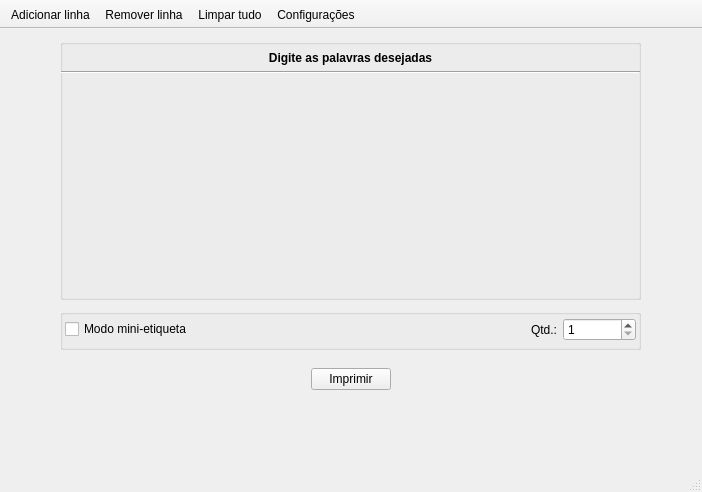
Old version of the form qlabelwindow.ui in the repository thiagoneo/QuickLabelEditor.
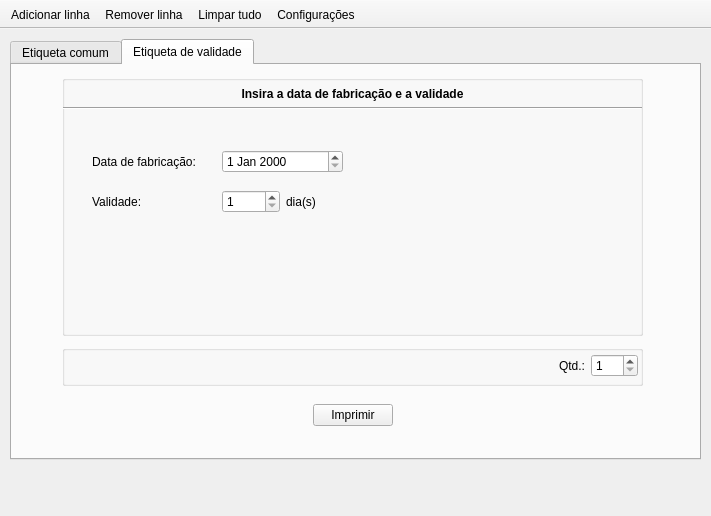
New version of the form. Icons and pictures are not drawn.

Commit message: deleted:    pyzplwindow.py 	modified:   qlabel.py 	modified:   qlabelwindow.py 	modified:   qlabelwindow.ui Adicionada a função de imprimir etiqueta de validade.

Diff of the .ui file:
```diff
--- a/qlabelwindow.ui
+++ b/qlabelwindow.ui
@@ -6,18 +6,123 @@
    <rect>
     <x>0</x>
     <y>0</y>
-    <width>702</width>
-    <height>492</height>
+    <width>711</width>
+    <height>516</height>
    </rect>
   </property>
   <property name="windowTitle">
    <string>MainWindow</string>
   </property>
   <widget class="QWidget" name="centralwidget">
+   <widget class="QTabWidget" name="tabWidget">
+    <property name="geometry">
+     <rect>
+      <x>10</x>
+      <y>10</y>
+      <width>691</width>
+      <height>421</height>
+     </rect>
+    </property>
+    <property name="tabShape">
+     <enum>QTabWidget::Rounded</enum>
+    </property>
+    <property name="currentIndex">
+     <number>1</number>
+    </property>
+    <widget class="QWidget" name="tab">
+     <attribute name="title">
+      <string>Etiqueta comum</string>
+     </attribute>
+     <widget class="QGroupBox" name="groupBox_2">
+      <property name="geometry">
+       <rect>
+        <x>50</x>
+        <y>280</y>
+        <width>581</width>
+        <height>41</height>
+       </rect>
+      </property>
+      <property name="title">
+       <string/>
+      </property>
+      <widget class="QWidget" name="horizontalLayoutWidget">
+       <property name="geometry">
+        <rect>
+         <x>0</x>
+         <y>0</y>
+         <width>581</width>
+         <height>41</height>
+        </rect>
+       </property>
+       <layout class="QHBoxLayout" name="horizontalLayout_1">
+        <property name="leftMargin">
+         <number>5</number>
+        </property>
+        <property name="topMargin">
+         <number>3</number>
+        </property>
+        <property name="rightMargin">
+         <number>5</number>
+        </property>
+        <property name="bottomMargin">
+         <number>3</number>
+        </property>
+        <item>
+         <widget class="QCheckBox" name="boxMiniEtiqueta">
+          <property name="text">
+           <string>Modo mini-etiqueta</string>
+          </property>
+         </widget>
+        </item>
+        <item>
+         <spacer name="horizontalSpacer">
+          <property name="orientation">
+           <enum>Qt::Horizontal</enum>
+          </property>
+          <property name="sizeType">
+           <enum>QSizePolicy::Preferred</enum>
+          </property>
+          <property name="sizeHint" stdset="0">
+           <size>
+            <width>285</width>
+            <height>20</height>
+           </size>
+          </property>
+         </spacer>
+        </item>
+        <item>
+         <widget class="QLabel" name="labelQtd">
+          <property name="layoutDirection">
+           <enum>Qt::LeftToRight</enum>
+          </property>
+          <property name="text">
+           <string>Qtd.:</string>
+          </property>
+          <property name="alignment">
+           <set>Qt::AlignRight|Qt::AlignTrailing|Qt::AlignVCenter</set>
+          </property>
+         </widget>
+        </item>
+        <item>
+         <widget class="QSpinBox" name="spinQtd">
+          <property name="minimum">
+           <number>1</number>
+          </property>
+          <property name="maximum">
+           <number>100</number>
+          </property>
+          <property name="value">
+           <number>1</number>
+          </property>
+         </widget>
+        </item>
+       </layout>
+      </widget>
+     </widget>
    <widget class="QGroupBox" name="groupBox">
     <property name="geometry">
      <rect>
-      <x>60</x>
+        <x>50</x>
       <y>10</y>
       <width>581</width>
       <height>261</height>
@@ -92,96 +197,10 @@
      </layout>
     </widget>
    </widget>
-   <widget class="QGroupBox" name="groupBox_2">
-    <property name="geometry">
-     <rect>
-      <x>60</x>
-      <y>280</y>
-      <width>581</width>
-      <height>41</height>
-     </rect>
-    </property>
-    <property name="title">
-     <string/>
-    </property>
-    <widget class="QWidget" name="horizontalLayoutWidget">
-     <property name="geometry">
-      <rect>
-       <x>0</x>
-       <y>0</y>
-       <width>581</width>
-       <height>41</height>
-      </rect>
-     </property>
-     <layout class="QHBoxLayout" name="horizontalLayout_1">
-      <property name="leftMargin">
-       <number>5</number>
-      </property>
-      <property name="topMargin">
-       <number>3</number>
-      </property>
-      <property name="rightMargin">
-       <number>5</number>
-      </property>
-      <property name="bottomMargin">
-       <number>3</number>
-      </property>
-      <item>
-       <widget class="QCheckBox" name="boxMiniEtiqueta">
-        <property name="text">
-         <string>Modo mini-etiqueta</string>
-        </property>
-       </widget>
-      </item>
-      <item>
-       <spacer name="horizontalSpacer">
-        <property name="orientation">
-         <enum>Qt::Horizontal</enum>
-        </property>
-        <property name="sizeType">
-         <enum>QSizePolicy::Preferred</enum>
-        </property>
-        <property name="sizeHint" stdset="0">
-         <size>
-          <width>285</width>
-          <height>20</height>
-         </size>
-        </property>
-       </spacer>
-      </item>
-      <item>
-       <widget class="QLabel" name="labelQtd">
-        <property name="layoutDirection">
-         <enum>Qt::LeftToRight</enum>
-        </property>
-        <property name="text">
-         <string>Qtd.:</string>
-        </property>
-        <property name="alignment">
-         <set>Qt::AlignRight|Qt::AlignTrailing|Qt::AlignVCenter</set>
-        </property>
-       </widget>
-      </item>
-      <item>
-       <widget class="QSpinBox" name="spinQtd">
-        <property name="minimum">
-         <number>1</number>
-        </property>
-        <property name="maximum">
-         <number>100</number>
-        </property>
-        <property name="value">
-         <number>1</number>
-        </property>
-       </widget>
-      </item>
-     </layout>
-    </widget>
-   </widget>
    <widget class="QWidget" name="horizontalLayoutWidget_2">
     <property name="geometry">
      <rect>
-      <x>60</x>
+        <x>50</x>
       <y>330</y>
       <width>581</width>
       <height>41</height>
@@ -231,6 +250,288 @@
     </layout>
    </widget>
   </widget>
+    <widget class="QWidget" name="tab_2">
+     <attribute name="title">
+      <string>Etiqueta de validade</string>
+     </attribute>
+     <widget class="QGroupBox" name="groupBox_3">
+      <property name="geometry">
+       <rect>
+        <x>50</x>
+        <y>10</y>
+        <width>581</width>
+        <height>261</height>
+       </rect>
+      </property>
+      <property name="title">
+       <string/>
+      </property>
+      <widget class="QWidget" name="verticalLayoutWidget_3">
+       <property name="geometry">
+        <rect>
+         <x>0</x>
+         <y>0</y>
+         <width>581</width>
+         <height>35</height>
+        </rect>
+       </property>
+       <layout class="QVBoxLayout" name="verticalLayout_3">
+        <property name="leftMargin">
+         <number>1</number>
+        </property>
+        <property name="topMargin">
+         <number>1</number>
+        </property>
+        <property name="rightMargin">
+         <number>1</number>
+        </property>
+        <item>
+         <widget class="QLabel" name="labelTypeWords_2">
+          <property name="lineWidth">
+           <number>1</number>
+          </property>
+          <property name="text">
+           <string>&lt;html&gt;&lt;head/&gt;&lt;body&gt;&lt;p&gt;&lt;span style=&quot; font-weight:600;&quot;&gt;Insira a data de fabricação e a validade&lt;/span&gt;&lt;/p&gt;&lt;/body&gt;&lt;/html&gt;</string>
+          </property>
+          <property name="alignment">
+           <set>Qt::AlignBottom|Qt::AlignHCenter</set>
+          </property>
+         </widget>
+        </item>
+        <item>
+         <widget class="Line" name="line_2">
+          <property name="orientation">
+           <enum>Qt::Horizontal</enum>
+          </property>
+         </widget>
+        </item>
+       </layout>
+      </widget>
+      <widget class="QWidget" name="horizontalLayoutWidget_4">
+       <property name="geometry">
+        <rect>
+         <x>30</x>
+         <y>70</y>
+         <width>131</width>
+         <height>34</height>
+        </rect>
+       </property>
+       <layout class="QHBoxLayout" name="horizontalLayout">
+        <item>
+         <widget class="QLabel" name="label">
+          <property name="text">
+           <string>Data de fabricação:</string>
+          </property>
+         </widget>
+        </item>
+       </layout>
+      </widget>
+      <widget class="QWidget" name="horizontalLayoutWidget_5">
+       <property name="geometry">
+        <rect>
+         <x>30</x>
+         <y>110</y>
+         <width>131</width>
+         <height>34</height>
+        </rect>
+       </property>
+       <layout class="QHBoxLayout" name="horizontalLayout_4">
+        <item>
+         <widget class="QLabel" name="label_2">
+          <property name="text">
+           <string>Validade:</string>
+          </property>
+         </widget>
+        </item>
+       </layout>
+      </widget>
+      <widget class="QWidget" name="horizontalLayoutWidget_6">
+       <property name="geometry">
+        <rect>
+         <x>160</x>
+         <y>70</y>
+         <width>121</width>
+         <height>34</height>
+        </rect>
+       </property>
+       <layout class="QHBoxLayout" name="horizontalLayout_5">
+        <item>
+         <widget class="QDateEdit" name="dateFab">
+          <property name="maximumDateTime">
+           <datetime>
+            <hour>23</hour>
+            <minute>59</minute>
+            <second>59</second>
+            <year>2199</year>
+            <month>12</month>
+            <day>31</day>
+           </datetime>
+          </property>
+         </widget>
+        </item>
+       </layout>
+      </widget>
+      <widget class="QWidget" name="horizontalLayoutWidget_7">
+       <property name="geometry">
+        <rect>
+         <x>160</x>
+         <y>110</y>
+         <width>121</width>
+         <height>34</height>
+        </rect>
+       </property>
+       <layout class="QHBoxLayout" name="horizontalLayout_6">
+        <item>
+         <widget class="QSpinBox" name="spinVal">
+          <property name="minimum">
+           <number>1</number>
+          </property>
+          <property name="maximum">
+           <number>360</number>
+          </property>
+         </widget>
+        </item>
+        <item>
+         <widget class="QLabel" name="label_3">
+          <property name="text">
+           <string>dia(s)</string>
+          </property>
+         </widget>
+        </item>
+       </layout>
+      </widget>
+     </widget>
+     <widget class="QWidget" name="horizontalLayoutWidget_3">
+      <property name="geometry">
+       <rect>
+        <x>50</x>
+        <y>330</y>
+        <width>581</width>
+        <height>41</height>
+       </rect>
+      </property>
+      <layout class="QHBoxLayout" name="horizontalLayout_3">
+       <item>
+        <spacer name="horizontalSpacer_4">
+         <property name="orientation">
+          <enum>Qt::Horizontal</enum>
+         </property>
+         <property name="sizeHint" stdset="0">
+          <size>
+           <width>40</width>
+           <height>20</height>
+          </size>
+         </property>
+        </spacer>
+       </item>
+       <item>
+        <widget class="QPushButton" name="btnPrintVal">
+         <property name="styleSheet">
+          <string notr="true"/>
+         </property>
+         <property name="text">
+          <string>Imprimir</string>
+         </property>
+         <property name="icon">
+          <iconset theme="document-print">
+           <normaloff>../Documentos/QuickLabelEditor/icons/print.svg</normaloff>../Documentos/QuickLabelEditor/icons/print.svg</iconset>
+         </property>
+        </widget>
+       </item>
+       <item>
+        <spacer name="horizontalSpacer_5">
+         <property name="orientation">
+          <enum>Qt::Horizontal</enum>
+         </property>
+         <property name="sizeHint" stdset="0">
+          <size>
+           <width>40</width>
+           <height>20</height>
+          </size>
+         </property>
+        </spacer>
+       </item>
+      </layout>
+     </widget>
+     <widget class="QGroupBox" name="groupBox_4">
+      <property name="geometry">
+       <rect>
+        <x>50</x>
+        <y>280</y>
+        <width>581</width>
+        <height>41</height>
+       </rect>
+      </property>
+      <property name="title">
+       <string/>
+      </property>
+      <widget class="QWidget" name="horizontalLayoutWidget_8">
+       <property name="geometry">
+        <rect>
+         <x>0</x>
+         <y>0</y>
+         <width>581</width>
+         <height>41</height>
+        </rect>
+       </property>
+       <layout class="QHBoxLayout" name="horizontalLayout_7">
+        <property name="leftMargin">
+         <number>5</number>
+        </property>
+        <property name="topMargin">
+         <number>3</number>
+        </property>
+        <property name="rightMargin">
+         <number>5</number>
+        </property>
+        <property name="bottomMargin">
+         <number>3</number>
+        </property>
+        <item>
+         <spacer name="horizontalSpacer_6">
+          <property name="orientation">
+           <enum>Qt::Horizontal</enum>
+          </property>
+          <property name="sizeHint" stdset="0">
+           <size>
+            <width>40</width>
+            <height>20</height>
+           </size>
+          </property>
+         </spacer>
+        </item>
+        <item>
+         <widget class="QLabel" name="labelQtd_2">
+          <property name="layoutDirection">
+           <enum>Qt::LeftToRight</enum>
+          </property>
+          <property name="text">
+           <string>Qtd.:</string>
+          </property>
+          <property name="alignment">
+           <set>Qt::AlignRight|Qt::AlignTrailing|Qt::AlignVCenter</set>
+          </property>
+         </widget>
+        </item>
+        <item>
+         <widget class="QSpinBox" name="spinQtdVal">
+          <property name="minimum">
+           <number>1</number>
+          </property>
+          <property name="maximum">
+           <number>100</number>
+          </property>
+          <property name="value">
+           <number>1</number>
+          </property>
+         </widget>
+        </item>
+       </layout>
+      </widget>
+     </widget>
+    </widget>
+   </widget>
+  </widget>
   <widget class="QMenuBar" name="menubar">
    <property name="enabled">
     <bool>false</bool>
@@ -244,11 +545,6 @@
     </rect>
    </property>
   </widget>
-  <widget class="QStatusBar" name="statusbar">
-   <property name="enabled">
-    <bool>false</bool>
-   </property>
-  </widget>
   <widget class="QToolBar" name="toolBar">
    <property name="windowTitle">
     <string>toolBar</string>
```
Left out of the diff: 16 changed lines with no effect on the pictures. Lines whose indentation alone changed are shown as unchanged. The commit also changes 3 other files.
